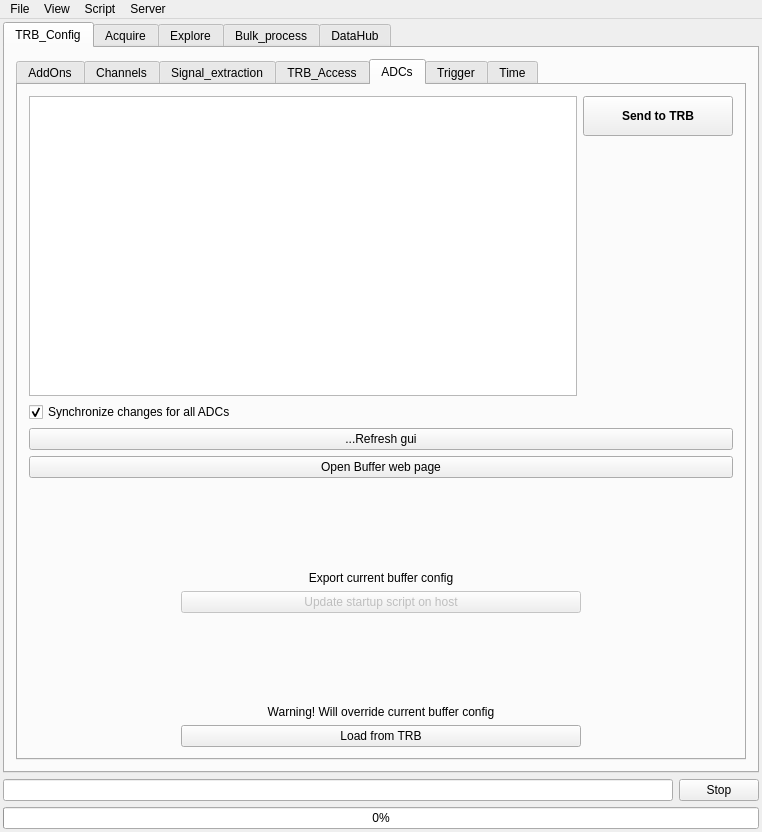
Above: GUI/mainwindow.ui from andrmor/TRB3reader before the change. Below: the same form after it.
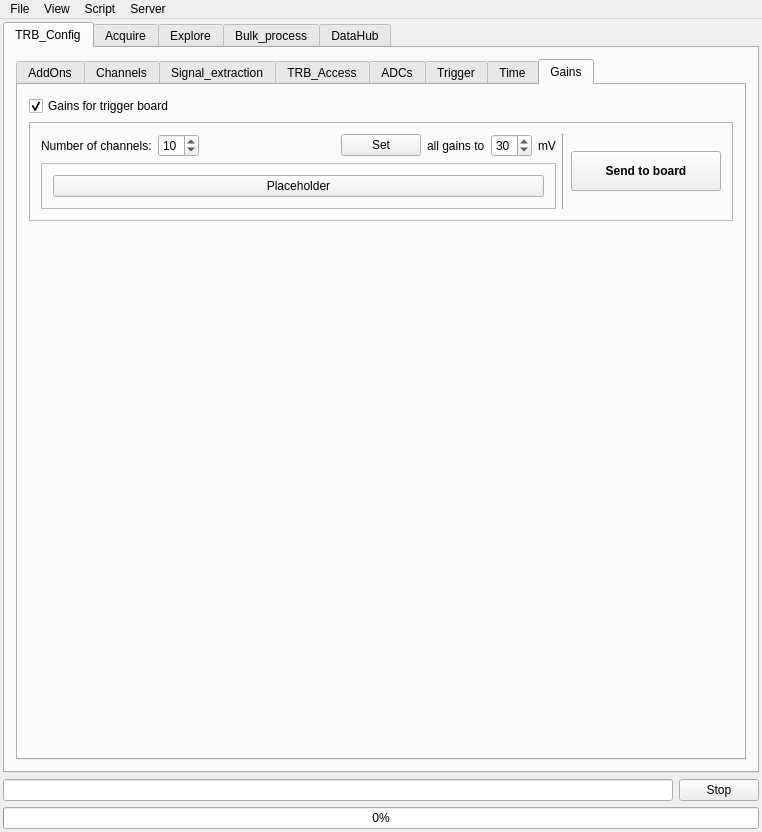
That is the form after the change. The open tabs and pages were chosen to show the change.

Commit message: add trigger gain control stub

The edit to the form file:
```diff
--- a/GUI/mainwindow.ui
+++ b/GUI/mainwindow.ui
@@ -40,7 +40,7 @@
         <item>
          <widget class="QTabWidget" name="tabWidget">
           <property name="currentIndex">
-           <number>4</number>
+           <number>7</number>
           </property>
           <widget class="QWidget" name="tab_11">
            <attribute name="title">
@@ -3472,6 +3472,162 @@
             </item>
            </layout>
           </widget>
+          <widget class="QWidget" name="tab_13">
+           <attribute name="title">
+            <string>Gains</string>
+           </attribute>
+           <layout class="QVBoxLayout" name="verticalLayout_53">
+            <item>
+             <widget class="QCheckBox" name="cbGainsForTriggerBoard">
+              <property name="text">
+               <string>Gains for trigger board</string>
+              </property>
+              <property name="checked">
+               <bool>true</bool>
+              </property>
+             </widget>
+            </item>
+            <item>
+             <widget class="QFrame" name="frame_3">
+              <property name="frameShape">
+               <enum>QFrame::StyledPanel</enum>
+              </property>
+              <property name="frameShadow">
+               <enum>QFrame::Raised</enum>
+              </property>
+              <layout class="QVBoxLayout" name="verticalLayout_52">
+               <item>
+                <layout class="QHBoxLayout" name="horizontalLayout_82">
+                 <item>
+                  <layout class="QVBoxLayout" name="verticalLayout_51">
+                   <item>
+                    <layout class="QHBoxLayout" name="horizontalLayout_79">
+                     <item>
+                      <widget class="QLabel" name="label_118">
+                       <property name="text">
+                        <string>Number of channels:</string>
+                       </property>
+                      </widget>
+                     </item>
+                     <item>
+                      <widget class="QSpinBox" name="sbNumberTriggerBoardChannels">
+                       <property name="value">
+                        <number>10</number>
+                       </property>
+                      </widget>
+                     </item>
+                     <item>
+                      <spacer name="horizontalSpacer_56">
+                       <property name="orientation">
+                        <enum>Qt::Horizontal</enum>
+                       </property>
+                       <property name="sizeHint" stdset="0">
+                        <size>
+                         <width>40</width>
+                         <height>20</height>
+                        </size>
+                       </property>
+                      </spacer>
+                     </item>
+                     <item>
+                      <widget class="QPushButton" name="pbSetAllTriggerGainsTo">
+                       <property name="text">
+                        <string>Set</string>
+                       </property>
+                      </widget>
+                     </item>
+                     <item>
+                      <widget class="QLabel" name="label_119">
+                       <property name="text">
+                        <string>all gains to</string>
+                       </property>
+                      </widget>
+                     </item>
+                     <item>
+                      <widget class="QSpinBox" name="sbAllGainsTo">
+                       <property name="minimum">
+                        <number>5</number>
+                       </property>
+                       <property name="value">
+                        <number>30</number>
+                       </property>
+                      </widget>
+                     </item>
+                     <item>
+                      <widget class="QLabel" name="label_120">
+                       <property name="text">
+                        <string>mV</string>
+                       </property>
+                      </widget>
+                     </item>
+                    </layout>
+                   </item>
+                   <item>
+                    <widget class="QFrame" name="frame_4">
+                     <property name="frameShape">
+                      <enum>QFrame::StyledPanel</enum>
+                     </property>
+                     <property name="frameShadow">
+                      <enum>QFrame::Raised</enum>
+                     </property>
+                     <layout class="QVBoxLayout" name="vlTriggerBoard">
+                      <item>
+                       <widget class="QPushButton" name="pbDummy_TriggerBoard">
+                        <property name="text">
+                         <string>Placeholder</string>
+                        </property>
+                       </widget>
+                      </item>
+                     </layout>
+                    </widget>
+                   </item>
+                  </layout>
+                 </item>
+                 <item>
+                  <widget class="Line" name="line_22">
+                   <property name="orientation">
+                    <enum>Qt::Vertical</enum>
+                   </property>
+                  </widget>
+                 </item>
+                 <item>
+                  <widget class="QPushButton" name="pbSendTriggerBoardGains">
+                   <property name="minimumSize">
+                    <size>
+                     <width>150</width>
+                     <height>40</height>
+                    </size>
+                   </property>
+                   <property name="font">
+                    <font>
+                     <bold>true</bold>
+                    </font>
+                   </property>
+                   <property name="text">
+                    <string>Send to board</string>
+                   </property>
+                  </widget>
+                 </item>
+                </layout>
+               </item>
+              </layout>
+             </widget>
+            </item>
+            <item>
+             <spacer name="verticalSpacer_38">
+              <property name="orientation">
+               <enum>Qt::Vertical</enum>
+              </property>
+              <property name="sizeHint" stdset="0">
+               <size>
+                <width>20</width>
+                <height>525</height>
+               </size>
+              </property>
+             </spacer>
+            </item>
+           </layout>
+          </widget>
          </widget>
         </item>
        </layout>
```
Left out of the diff: 234 changed lines with no effect on the pictures. The commit also changes 4 other files.
